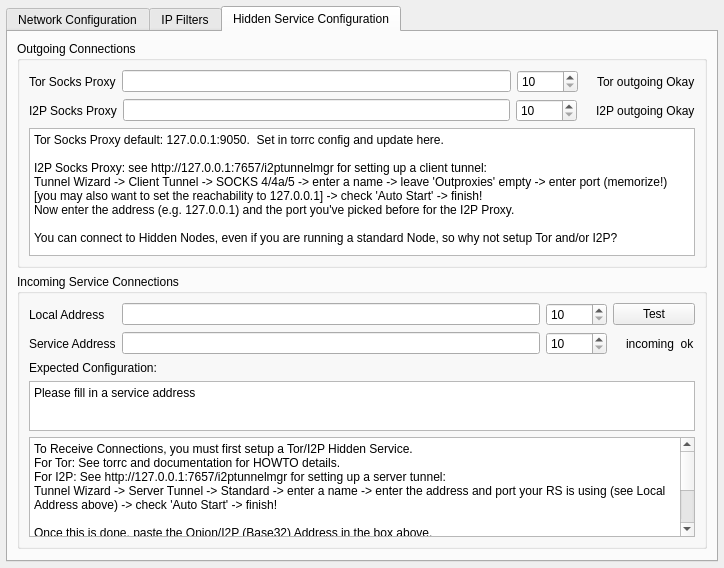
Above: retroshare-gui/src/gui/settings/ServerPage.ui from RetroShare/RetroShare before the change. Below: the same form after it.
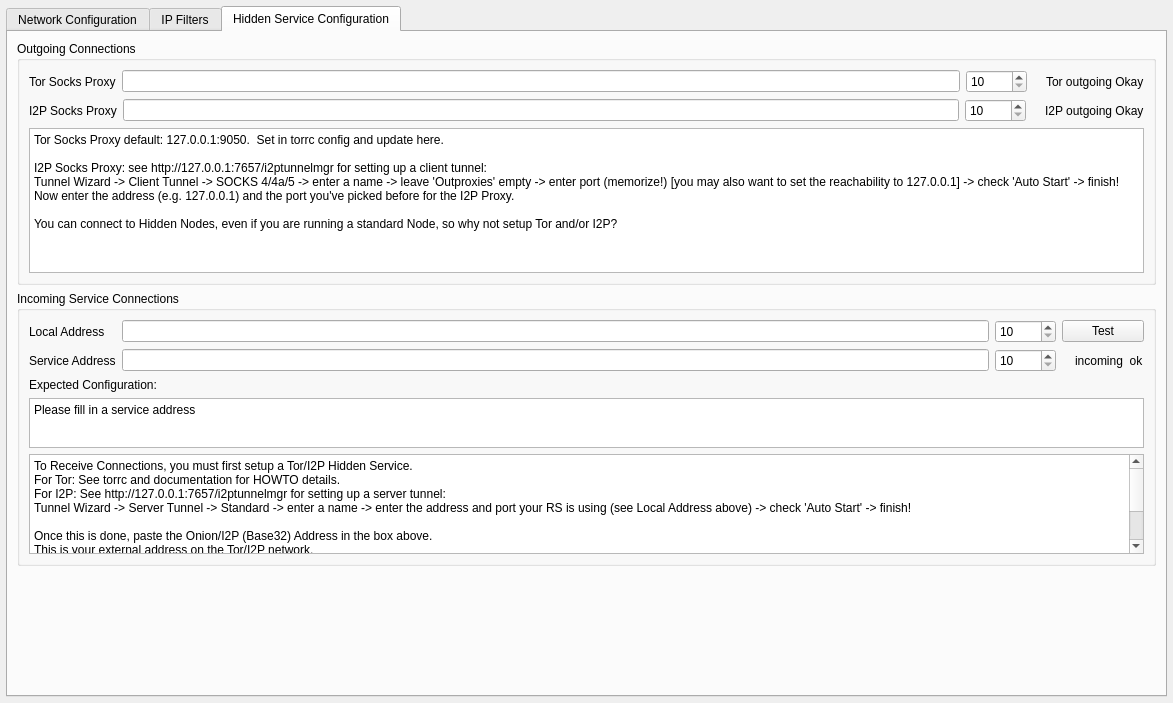
That is the form after the change. The open tabs and pages were chosen to show the change. Icons and pictures are not drawn.

Commit message: added a few tooltips in Tor configuration panel

What changed in the file:
```diff
--- a/retroshare-gui/src/gui/settings/ServerPage.ui
+++ b/retroshare-gui/src/gui/settings/ServerPage.ui
@@ -6,8 +6,8 @@
    <rect>
     <x>0</x>
     <y>0</y>
-    <width>724</width>
-    <height>568</height>
+    <width>1173</width>
+    <height>703</height>
    </rect>
   </property>
   <layout class="QVBoxLayout" name="verticalLayout_3">
```
Left out of the diff: 30 changed lines with no effect on the pictures.
